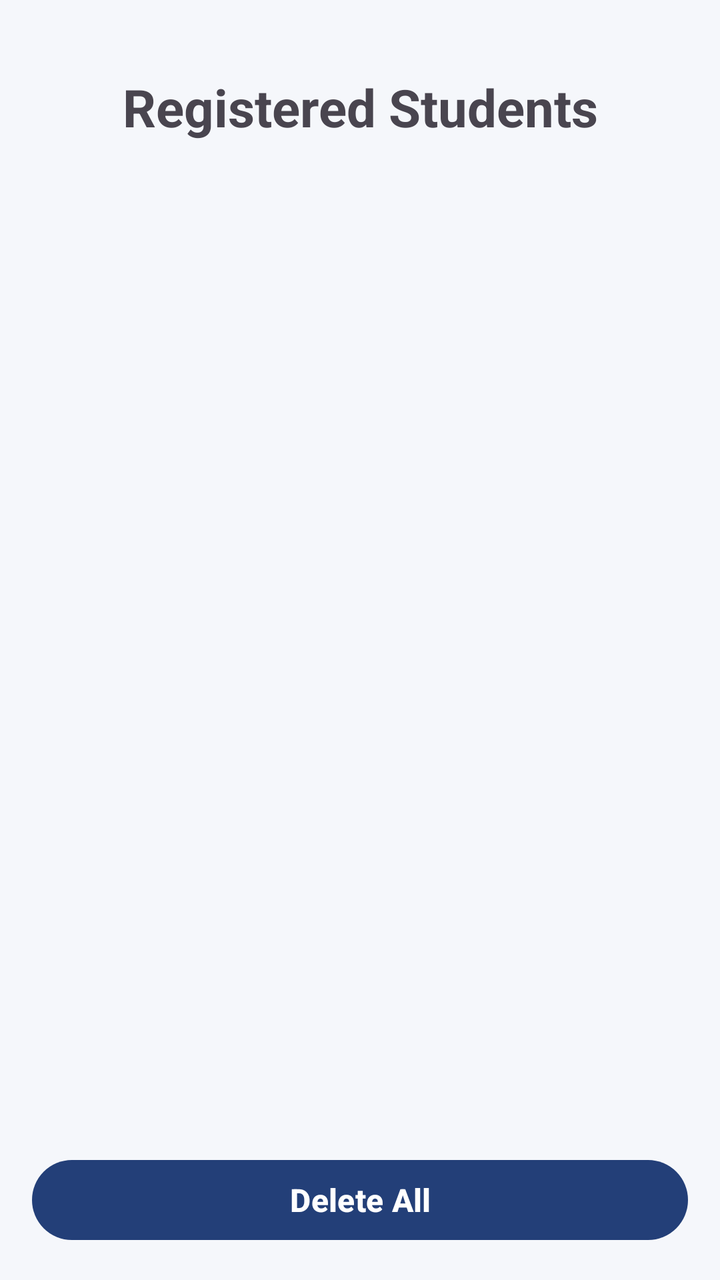
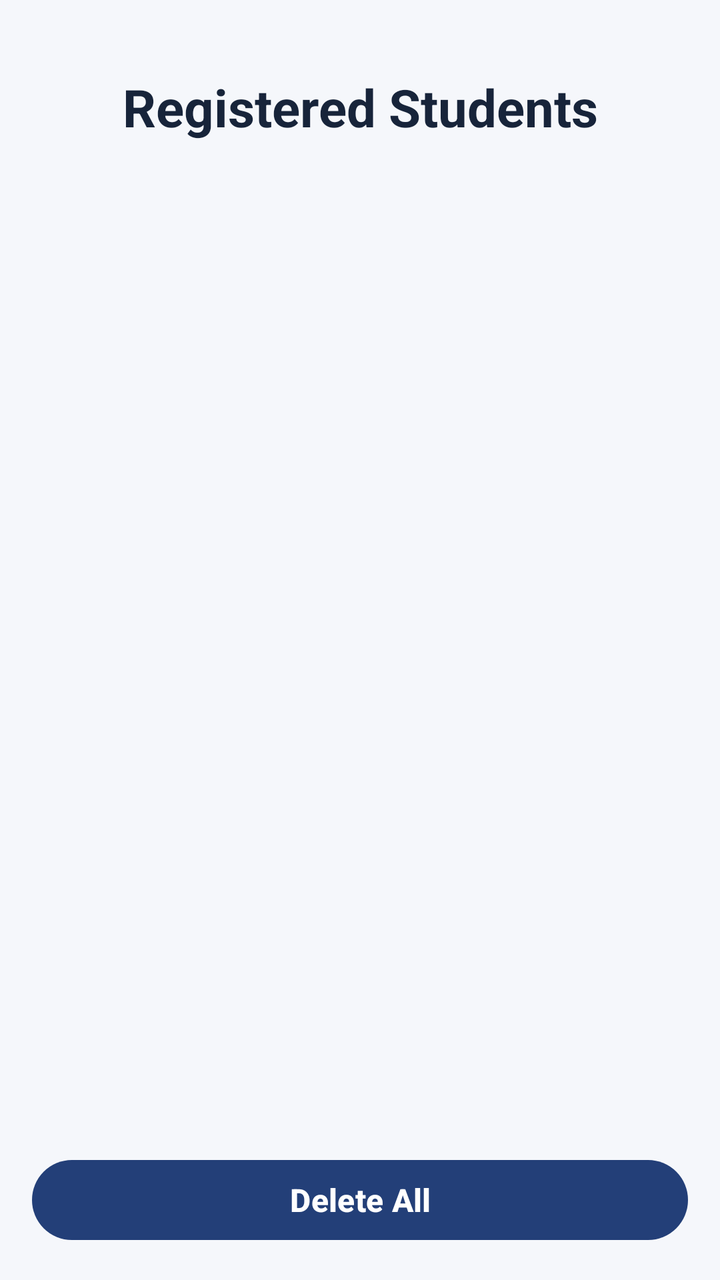

Compare the two renders of this Android layout. The source of the first and the diff that turns it into the second are given below.
<!-- AndroidManifest.xml: application theme Theme.ELearningPortal -->
<!-- res/layout/activity_students.xml -->
<?xml version="1.0" encoding="utf-8"?>
<androidx.constraintlayout.widget.ConstraintLayout xmlns:android="http://schemas.android.com/apk/res/android"
    xmlns:app="http://schemas.android.com/apk/res-auto"
    android:layout_width="match_parent"
    android:layout_height="match_parent"

    android:background="@color/backgroundColor">

    
    <TextView
        android:id="@+id/tvStudentsTitle"
        android:layout_width="0dp"
        android:layout_height="wrap_content"
        android:text="Registered Students"
        android:textSize="26sp"
        android:textStyle="bold"
        android:textColor="@color/primaryColor"
        android:gravity="center"
        android:padding="20dp"
        android:layout_marginTop="16dp"
        app:layout_constraintTop_toTopOf="parent"
        app:layout_constraintStart_toStartOf="parent"
        app:layout_constraintEnd_toEndOf="parent" />

    
    <ListView
        android:id="@+id/listStudents"
        android:layout_width="0dp"
        android:layout_height="0dp"
        android:dividerHeight="1dp"
        android:padding="8dp"
        android:layout_marginStart="8dp"
        android:layout_marginEnd="8dp"
        android:layout_marginTop="8dp"
        android:layout_marginBottom="8dp"
        app:layout_constraintTop_toBottomOf="@id/tvStudentsTitle"
        app:layout_constraintBottom_toTopOf="@id/btnDeleteAll"
        app:layout_constraintStart_toStartOf="parent"
        app:layout_constraintEnd_toEndOf="parent" />

    
    <Button
        android:id="@+id/btnDeleteAll"
        android:layout_width="0dp"
        android:layout_height="wrap_content"
        android:text="Delete All"
        android:textSize="16sp"
        android:textStyle="bold"
        android:layout_marginStart="16dp"
        android:layout_marginEnd="16dp"
        android:layout_marginBottom="16dp"
        app:layout_constraintBottom_toBottomOf="parent"
        app:layout_constraintStart_toStartOf="parent"
        app:layout_constraintEnd_toEndOf="parent" />

</androidx.constraintlayout.widget.ConstraintLayout>
<!-- resources referenced by this layout -->
<resources>
  <style name="Theme.ELearningPortal" parent="Base.Theme.ELearningPortal" />
  <style name="Base.Theme.ELearningPortal" parent="Theme.Material3.DayNight.NoActionBar">
  
  
          <item name="colorPrimary">@color/primary</item>
          <item name="colorOnPrimary">@color/surface</item>
  
          <item name="colorSecondary">@color/secondary</item>
          <item name="colorOnSecondary">@color/surface</item>
  
          <item name="colorTertiary">@color/primary_button</item>
  
          
          <item name="android:colorBackground">@color/background</item>
          <item name="colorSurface">@color/surface</item>
          <item name="android:statusBarColor">@color/primary</item>
          <item name="android:navigationBarColor">@color/surface</item>
          <item name="android:windowLightStatusBar">false</item>
  
  
      </style>
  <color name="primary">#233F78</color>
  <color name="surface">#FFFFFF</color>
  <color name="secondary">#18A6A0</color>
  <color name="primary_button">#3974D5</color>
  <color name="background">#F5F7FB</color>
</resources>

<!-- the commit's change to res/layout/activity_students.xml (unified diff, before → after) -->
@@ -4,17 +4,17 @@
     android:layout_width="match_parent"
     android:layout_height="match_parent"
 
-    android:background="@color/backgroundColor">
+    android:background="@color/background">
 
     
     <TextView
         android:id="@+id/tvStudentsTitle"
         android:layout_width="0dp"
         android:layout_height="wrap_content"
-        android:text="Registered Students"
+        android:text="@string/registered_students"
         android:textSize="26sp"
         android:textStyle="bold"
-        android:textColor="@color/primaryColor"
+        android:textColor="@color/text_primary"
         android:gravity="center"
         android:padding="20dp"
         android:layout_marginTop="16dp"
@@ -43,7 +43,7 @@
         android:id="@+id/btnDeleteAll"
         android:layout_width="0dp"
         android:layout_height="wrap_content"
-        android:text="Delete All"
+        android:text="@string/delete_all"
         android:textSize="16sp"
         android:textStyle="bold"
         android:layout_marginStart="16dp"
<!-- resource entries referenced after the edit -->
@@ -26,5 +26,8 @@
   <color name="secondary">#18A6A0</color>
   <color name="primary_button">#3974D5</color>
   <color name="background">#F5F7FB</color>
+  <color name="text_primary">#17243A</color>
+  <string name="delete_all">Delete All</string>
+  <string name="registered_students">Registered Students</string>
 </resources>
 
